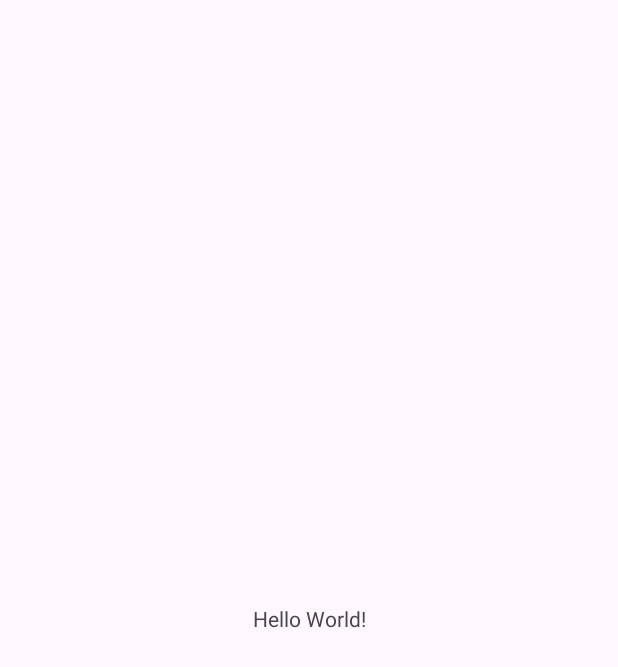
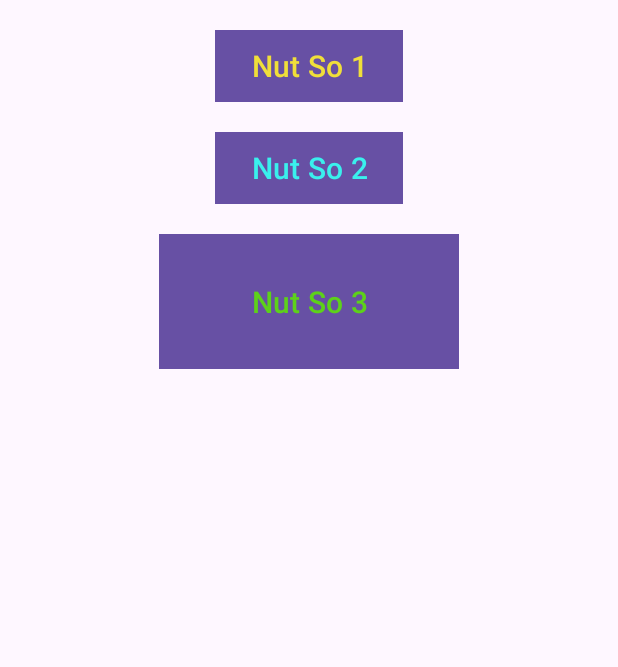
Before and after one commit to KhanhLinh2803/64131172_AndroidProgramming, an Android app: the screen it shows after launch (MainActivity), on a phone screen of 412 x 824 dp. Before the commit the part shown is almost empty. Shown: the top 667 px of the screen. Run offline under Robolectric (Android 15) with nearby library versions, the phone set to English and light mode, and no system bars.

Commit message:
push
full code

```diff
--- a/Ex2_LinearLayout/app/src/main/res/layout/activity_main.xml
+++ b/Ex2_LinearLayout/app/src/main/res/layout/activity_main.xml
@@ -1,19 +1,48 @@
 <?xml version="1.0" encoding="utf-8"?>
-<androidx.constraintlayout.widget.ConstraintLayout xmlns:android="http://schemas.android.com/apk/res/android"
+<LinearLayout xmlns:android="http://schemas.android.com/apk/res/android"
     xmlns:app="http://schemas.android.com/apk/res-auto"
     xmlns:tools="http://schemas.android.com/tools"
     android:id="@+id/main"
     android:layout_width="match_parent"
     android:layout_height="match_parent"
+    android:orientation="vertical"
+    android:gravity="center|top"
     tools:context=".MainActivity">
 
-    <TextView
+    <Button
+        android:id="@+id/nutSO1"
         android:layout_width="wrap_content"
         android:layout_height="wrap_content"
-        android:text="Hello World!"
-        app:layout_constraintBottom_toBottomOf="parent"
-        app:layout_constraintEnd_toEndOf="parent"
-        app:layout_constraintStart_toStartOf="parent"
-        app:layout_constraintTop_toTopOf="parent" />
+        android:background="#DE0E4D"
+        android:text="Nut So 1"
+        android:textColor="#F0DF3A"
+        android:textSize="20dp"
+        android:layout_marginTop="20dp"
 
-</androidx.constraintlayout.widget.ConstraintLayout>
+        />
+
+    <Button
+        android:id="@+id/nutSO2"
+        android:layout_width="wrap_content"
+        android:layout_height="wrap_content"
+        android:background="#DE0E4D"
+        android:text="Nut So 2"
+        android:textColor="#3AF0ED"
+        android:textSize="20dp"
+        android:layout_marginTop="20dp"
+
+        />
+
+    <Button
+        android:id="@+id/nutSO3"
+        android:layout_width="200dp"
+        android:layout_height="90dp"
+        android:background="#DE0E4D"
+        android:text="Nut So 3"
+        android:textColor="#5DD11A"
+        android:textSize="20dp"
+        android:layout_marginTop="20dp"
+
+        />
+
+</LinearLayout>
```
